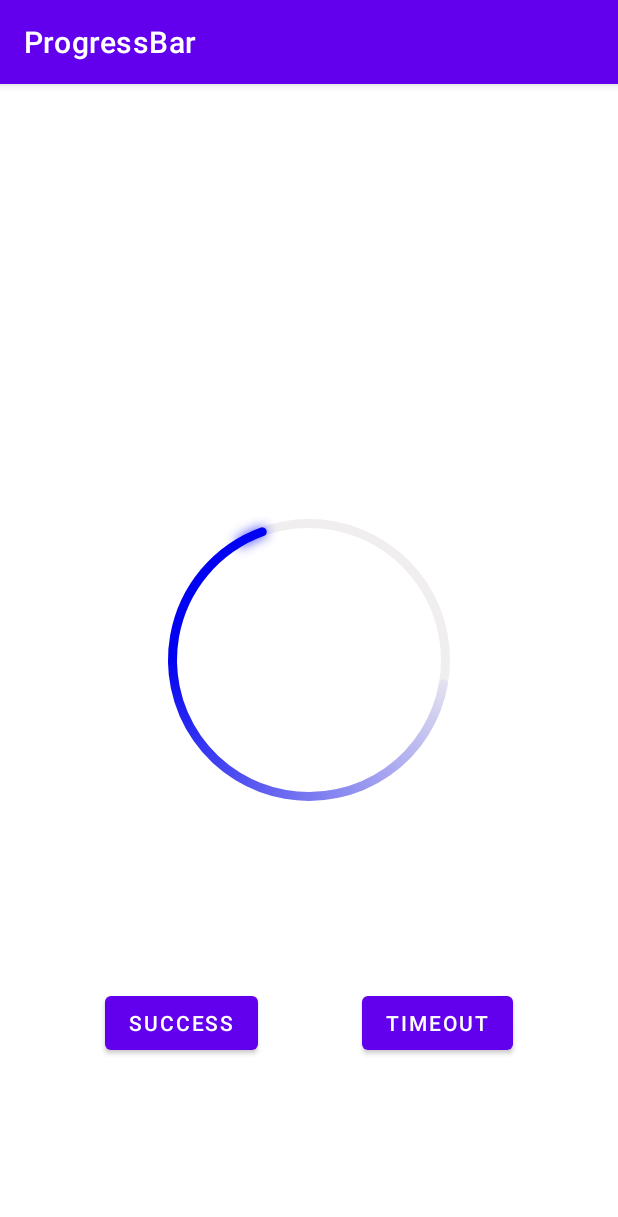
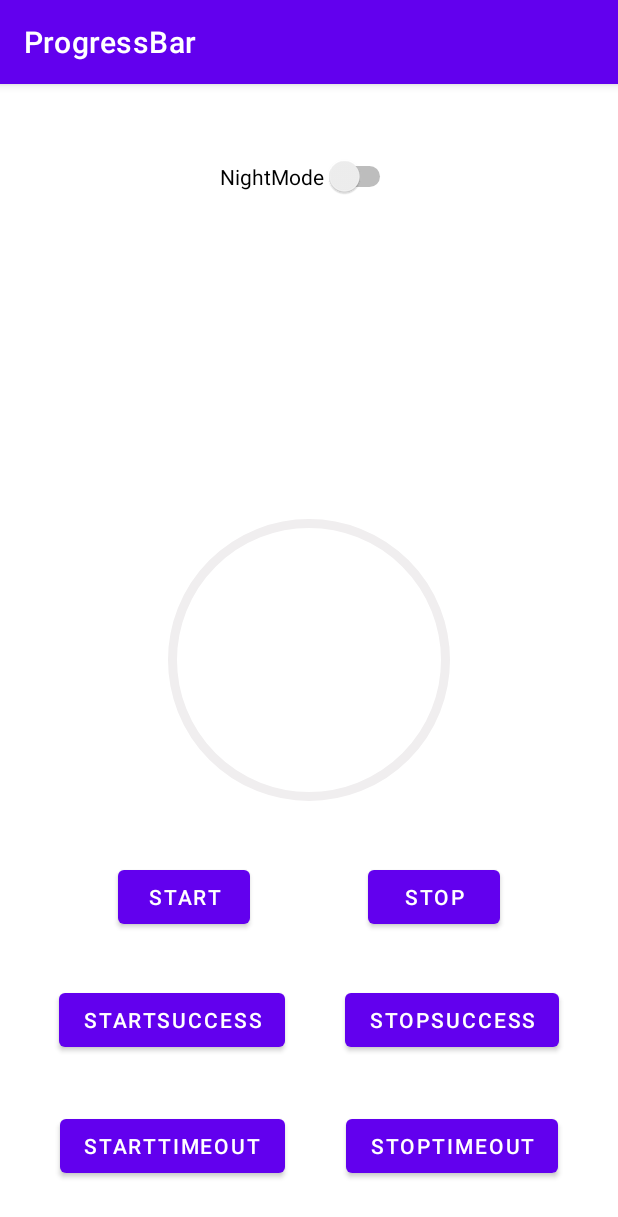
Before and after one commit to leptodon/ProgressBar, an Android app: the screen it shows after launch (MainActivity), on a phone screen of 412 x 824 dp. Shown: the top 1217 px of the screen. Run offline under Robolectric (Android 15) with nearby library versions, the phone set to English and light mode, and no system bars.

Commit message:
add nightMode and all state case

```diff
--- a/app/src/main/java/ru/cactus/progressbar/MainActivity.kt
+++ b/app/src/main/java/ru/cactus/progressbar/MainActivity.kt
@@ -2,7 +2,10 @@ package ru.cactus.progressbar
 
 import androidx.appcompat.app.AppCompatActivity
 import android.os.Bundle
+import android.util.Log
 import android.widget.Button
+import android.widget.Switch
+import androidx.appcompat.app.AppCompatDelegate
 import ru.cactus.progressbar.animation.CustomProgressBar
 import ru.cactus.progressbar.animation.EngineState
 
@@ -12,19 +15,47 @@ class MainActivity : AppCompatActivity() {
         setContentView(R.layout.activity_main)
 
         val cpb: CustomProgressBar = findViewById(R.id.bar)
-
-        cpb.handlerState(EngineState.START) // Передаю state на запуск анимации
-
-        val btn = findViewById<Button>(R.id.button)
-        btn.text = getString(R.string.success)
-        btn.setOnClickListener{
-            cpb.handlerState(EngineState.START_SUCCESS) // Передаю state на изменение цвета
+        val switch = findViewById<Switch>(R.id.switch1) as Switch
+        switch.setOnClickListener{
+            if (switch.isChecked) {
+                switch.text = "DayMode"
+                delegate.localNightMode = AppCompatDelegate.MODE_NIGHT_YES
+                Log.d("Switcher", "Swich ON")
+            } else {
+                switch.text = "NightMode"
+                delegate.localNightMode = AppCompatDelegate.MODE_NIGHT_NO
+                Log.d("Switcher", "Swich OFF")
+            }
         }
 
-        val btn2 = findViewById<Button>(R.id.button2)
-        btn2.text = getString(R.string.timeout)
-        btn2.setOnClickListener{
-            cpb.handlerState(EngineState.START_TIMEOUT) // Передаю state на остановку анимации
+        val btnStart = findViewById<Button>(R.id.start)
+        btnStart.setOnClickListener{
+            cpb.handlerState(EngineState.START) // Передаю state на изменение цвета
+        }
+
+        val btnStartSuccess = findViewById<Button>(R.id.startSuccess)
+        btnStartSuccess.setOnClickListener{
+            cpb.handlerState(EngineState.START_SUCCESS) // Передаю state на остановку анимации
+        }
+
+        val btnStartTimeout = findViewById<Button>(R.id.startTimeout)
+        btnStartTimeout.setOnClickListener{
+            cpb.handlerState(EngineState.START_TIMEOUT) // Передаю state на изменение цвета
+        }
+
+        val btnStop = findViewById<Button>(R.id.stop)
+        btnStop.setOnClickListener{
+            cpb.handlerState(EngineState.STOP) // Передаю state на остановку анимации
+        }
+
+        val btnStopSuccess = findViewById<Button>(R.id.stopSuccess)
+        btnStopSuccess.setOnClickListener{
+            cpb.handlerState(EngineState.STOP_SUCCESS) // Передаю state на остановку анимации
+        }
+
+        val btnStopTimeout = findViewById<Button>(R.id.stopTimeout)
+        btnStopTimeout.setOnClickListener{
+            cpb.handlerState(EngineState.STOP_TIMEOUT) // Передаю state на остановку анимации
         }
     }
 }
--- a/app/src/main/java/ru/cactus/progressbar/animation/CustomProgressBar.kt
+++ b/app/src/main/java/ru/cactus/progressbar/animation/CustomProgressBar.kt
@@ -1,6 +1,8 @@
 package ru.cactus.progressbar.animation
 
-import android.animation.*
+import android.animation.AnimatorSet
+import android.animation.ObjectAnimator
+import android.animation.ValueAnimator
 import android.content.Context
 import android.graphics.*
 import android.util.AttributeSet
@@ -27,20 +29,20 @@ class CustomProgressBar @JvmOverloads constructor(
     private var mPaintGlow: Paint = Paint()
     private var mRect: RectF
     private lateinit var mBodyGradient: SweepGradient
-    private lateinit var mBodyGradientFromToColors: IntArray
-    private lateinit var mGradientFromToPositions: FloatArray
-    private var currentAngle by Delegates.notNull<Float>()
+    private var mBodyGradientFromToColors: IntArray
+    private var mGradientFromToPositions: FloatArray
+    private var currentAngle: Float = 0.0f
     private lateinit var animatorSet: AnimatorSet
+    private var drawState: DrawState = DrawState.BACKGROUND
+
 
     private var currentColor by Delegates.notNull<Int>()
 
-    private val backgroundColor: Int =
-        ResourcesCompat.getColor(resources, R.color.background_color, null)
-    private val blueColor: Int = ResourcesCompat.getColor(resources, R.color.blue, null)
-    private val orangeColor: Int = ResourcesCompat.getColor(resources, R.color.orange, null)
+    private val greyColor: Int = ResourcesCompat.getColor(resources, R.color.grey, null)
+    private val baseColor: Int = ResourcesCompat.getColor(resources, R.color.blue, null)
+    private val altColor: Int = ResourcesCompat.getColor(resources, R.color.orange, null)
 
-    private var drawState: Int = 0
-
+    private lateinit var currentState:EngineState
 
     companion object {
         private const val BODY_STROKE_WIDTH: Int = 6
@@ -58,8 +60,6 @@ class CustomProgressBar @JvmOverloads constructor(
         setLayerType(LAYER_TYPE_SOFTWARE, null)
         val displayMetrics: DisplayMetrics = resources.displayMetrics
 
-        currentAngle = 10f
-
         mBodyStrokeWidthPx = TypedValue.applyDimension(
             TypedValue.COMPLEX_UNIT_DIP,
             BODY_STROKE_WIDTH.toFloat(),
@@ -76,18 +76,59 @@ class CustomProgressBar @JvmOverloads constructor(
             displayMetrics
         )
 
+        mPaintBackground.color = greyColor
+        mPaintBackground.strokeWidth = mBodyStrokeWidthPx
+        mPaintBackground.style = Paint.Style.STROKE
+
+        currentColor = baseColor
+
         mRect = RectF()
-        drawPaint(backgroundColor, blueColor)
+
+        mPaintBody.isAntiAlias = true
+        mPaintBody.color = baseColor
+        mPaintBody.strokeWidth = mBodyStrokeWidthPx
+        mPaintBody.style = Paint.Style.STROKE
+        mPaintBody.strokeJoin = Paint.Join.ROUND
+        mPaintBody.strokeCap = Paint.Cap.ROUND
+
+        mPaintGlow.set(mPaintBody)
+        mPaintGlow.color = baseColor
+        mPaintGlow.strokeWidth = mGlowStrokeWidthPx
+        mPaintGlow.alpha = 200
+        mPaintGlow.maskFilter = BlurMaskFilter(mBodyStrokeWidthPx, BlurMaskFilter.Blur.OUTER)
+
+        mBodyGradientFromToColors = intArrayOf(Color.TRANSPARENT, baseColor)
+        mGradientFromToPositions = floatArrayOf(0F, NORMALIZED_GRADIENT_LENGTH)
+
+        animatorSet = AnimatorSet()
     }
 
     fun handlerState(state: EngineState) {
         when (state) {
-            EngineState.START -> cleanStart()
-            EngineState.START_SUCCESS -> changeColor()
-            EngineState.START_TIMEOUT -> changeColorAndStop()
-            EngineState.STOP -> TODO()
-            EngineState.STOP_SUCCESS -> TODO()
-            EngineState.STOP_TIMEOUT -> TODO()
+            EngineState.START -> {
+                currentState = EngineState.START
+                playStartAction()
+            }
+            EngineState.START_SUCCESS -> {
+                currentState = EngineState.START_SUCCESS
+                playStartSuccessAction()
+            }
+            EngineState.START_TIMEOUT -> {
+                currentState = EngineState.START_TIMEOUT
+                playStartTimeoutAction()
+            }
+            EngineState.STOP -> {
+                currentState = EngineState.STOP
+                playStopAction()
+            }
+            EngineState.STOP_SUCCESS -> {
+                currentState = EngineState.STOP_SUCCESS
+                playStopSuccessAction()
+            }
+            EngineState.STOP_TIMEOUT -> {
+                currentState = EngineState.STOP_TIMEOUT
+                playStopTimeoutAction()
+            }
         }
     }
 
@@ -96,12 +137,18 @@ class CustomProgressBar @JvmOverloads constructor(
             kotlin.run {
                 for (i in 30..BODY_LENGTH.toInt()) {
                     currentAngle = i.toFloat()
+                    Log.d("TAG", "GROW_TAIL_COUNTER")
                     try {
                         Thread.sleep(16)
                     } catch (e: Exception) {
                         e.printStackTrace()
                     }
                 }
+                when (currentState) {
+                    EngineState.START ->  changeColorTo(altColor)
+                    EngineState.STOP -> changeColorTo(baseColor)
+                }
+
             }
         }).start()
     }
@@ -114,17 +161,18 @@ class CustomProgressBar @JvmOverloads constructor(
         mRect.set(left, top, right, bottom)
         canvas?.rotate(rotation, (width / 2).toFloat(), (height / 2).toFloat())
         when (drawState) {
-            0 -> {
+            DrawState.ACTION -> {
                 canvas?.drawArc(mRect, 0f, 360f, false, mPaintBackground)
                 canvas?.drawArc(mRect, 10f, currentAngle, false, mPaintBody)
                 canvas?.drawArc(mRect, currentAngle + 10f, -10f, false, mPaintGlow)
             }
-            1 -> {
+            DrawState.BACKGROUND -> {
                 canvas?.drawArc(mRect, 0f, 360f, false, mPaintBackground)
             }
         }
         postInvalidateOnAnimation()
     }
+
 
     override fun onSizeChanged(w: Int, h: Int, oldw: Int, oldh: Int) {
         super.onSizeChanged(w, h, oldw, oldh)
@@ -133,7 +181,6 @@ class CustomProgressBar @JvmOverloads constructor(
         mBodyGradient =
             SweepGradient(centerX, centerY, mBodyGradientFromToColors, mGradientFromToPositions)
         mPaintBody.shader = mBodyGradient
-//        mPaintGlow.shader = mBodyGradient
     }
 
 
@@ -160,85 +207,77 @@ class CustomProgressBar @JvmOverloads constructor(
         return growAnimator
     }
 
-    private fun cleanStart() {
-        animatorSet = AnimatorSet()
-        animatorSet.play(createGrowTailAnimator())
-            .after(createChangeColorAnimator()).after(createRotationAnimator())
-//        animatorSet.playTogether(createGrowTailAnimator(), createRotationAnimator())
-        animatorSet.duration = 4000
+    private fun playStartAction() {
+        Log.d("currentAngle", "current angle = " + currentAngle)
+        if (!animatorSet.isRunning) {
+            if (currentColor != baseColor) {
+                changeColorTo(baseColor)
+            }
+            drawState = DrawState.ACTION
+            mPaintBackground.color = greyColor
+            animatorSet.playTogether(createGrowTailAnimator(), createRotationAnimator())
             animatorSet.start()
             growTail()
         }
+    }
 
-    private fun createChangeColorAnimator(): ValueAnimator {
-        val transitionColor: ValueAnimator = ValueAnimator.ofInt(
-            blueColor,
-            orangeColor
-        )
-        transitionColor.setEvaluator(ArgbEvaluator())
-        transitionColor.duration = 5
-        transitionColor.addUpdateListener {
-            ValueAnimator.AnimatorUpdateListener { animation ->
-                val newcolor: Int = animation.animatedValue as Int
-                drawPaint(backgroundColor, newcolor)
+    private fun playStopAction() {
+        if (!animatorSet.isRunning) {
+            if (currentColor != altColor) {
+                changeColorTo(altColor)
+            }
+            drawState = DrawState.ACTION
+            mPaintBackground.color = greyColor
+            animatorSet.playTogether(createGrowTailAnimator(), createRotationAnimator())
+            animatorSet.start()
+            growTail()
         }
     }
-        return transitionColor
+
+    private fun playStartSuccessAction() {
+        mPaintBackground.color = altColor
+        drawState = DrawState.BACKGROUND
+        animatorSet.cancel()
+        animatorSet.removeAllListeners()
     }
 
-    private fun drawPaint(colorBack: Int, colorCircle: Int) {
-
-        mPaintBackground.color = colorBack
-        mPaintBackground.strokeWidth = mBodyStrokeWidthPx
-        mPaintBackground.style = Paint.Style.STROKE
-
-//        mPaintOrangeBackground.color = orangeColor
-//        mPaintOrangeBackground.strokeWidth = mBodyStrokeWidthPx
-//        mPaintOrangeBackground.style = Paint.Style.STROKE
-
-
-        mPaintBody.isAntiAlias = true
-        mPaintBody.color = colorCircle
-        mPaintBody.strokeWidth = mBodyStrokeWidthPx
-        mPaintBody.style = Paint.Style.STROKE
-        mPaintBody.strokeJoin = Paint.Join.ROUND
-        mPaintBody.strokeCap = Paint.Cap.ROUND
-
-        mPaintGlow.set(mPaintBody)
-        mPaintGlow.color = colorCircle
-        mPaintGlow.strokeWidth = mGlowStrokeWidthPx
-        mPaintGlow.alpha = 200
-        mPaintGlow.maskFilter = BlurMaskFilter(mBodyStrokeWidthPx, BlurMaskFilter.Blur.OUTER)
-
-        mBodyGradientFromToColors = intArrayOf(Color.TRANSPARENT, colorCircle)
-        mGradientFromToPositions = floatArrayOf(0F, NORMALIZED_GRADIENT_LENGTH)
-
-        invalidate()
+    private fun playStopSuccessAction() {
+        mPaintBackground.color = baseColor
+        drawState = DrawState.BACKGROUND
+        animatorSet.cancel()
+        animatorSet.removeAllListeners()
     }
 
-    private fun changeColor() {
-        createChangeColorAnimator().start()
-//        mPaintBody.color = orangeColor
-//        mPaintGlow.color = orangeColor
-////        val fadeColor: ObjectAnimator = ObjectAnimator.ofObject(mPaintBody, "color", ArgbEvaluator(), currentColor ) as ObjectAnimator
-////        fadeColor.duration = 5
-////        fadeColor.interpolator = LinearInterpolator()
-////        fadeColor.addUpdateListener { ValueAnimator.AnimatorUpdateListener {
-////            animation -> currentColor = animation.animatedValue as Int
-////            Log.d("TAG", animation.animatedValue.toString())
-////            invalidate()
-////        } }
-////        fadeColor.start()
-////        currentColor = orangeColor
-//        mBodyGradientFromToColors = intArrayOf(Color.TRANSPARENT, orangeColor)
-//        onSizeChanged(width, height, width, height)
+    private fun playStartTimeoutAction() {
+        mPaintBackground.color = baseColor
+        drawState = DrawState.BACKGROUND
+        animatorSet.cancel()
+        animatorSet.removeAllListeners()
     }
 
-    private fun changeColorAndStop() {
-        createChangeColorAnimator().start()
-//        mPaintBackground.color = orangeColor
-//        drawState = 1
-//        invalidate()
+    private fun playStopTimeoutAction() {
+        mPaintBackground.color = altColor
+        drawState = DrawState.BACKGROUND
+        animatorSet.cancel()
+        animatorSet.removeAllListeners()
+    }
+
+    private fun changeColorTo(color: Int) {
+        when (color) {
+            baseColor -> {
+                currentColor = baseColor
+                mPaintBody.color = baseColor
+                mPaintGlow.color = baseColor
+                mBodyGradientFromToColors = intArrayOf(Color.TRANSPARENT, baseColor)
+            }
+            altColor -> {
+                currentColor = altColor
+                mPaintBody.color = altColor
+                mPaintGlow.color = altColor
+                mBodyGradientFromToColors = intArrayOf(Color.TRANSPARENT, altColor)
+            }
+        }
+        onSizeChanged(width, height, width, height)
     }
 }
 
@@ -250,3 +289,8 @@ enum class EngineState {
     STOP_SUCCESS,
     STOP_TIMEOUT
 }
+
+enum class DrawState {
+    BACKGROUND,
+    ACTION
+}
--- a/app/src/main/res/layout/activity_main.xml
+++ b/app/src/main/res/layout/activity_main.xml
@@ -16,25 +16,81 @@
         app:layout_constraintTop_toTopOf="parent" />
 
     <Button
-        android:id="@+id/button"
+        android:id="@+id/start"
         android:layout_width="wrap_content"
         android:layout_height="wrap_content"
-        android:text="Button"
-        app:layout_constraintBottom_toBottomOf="parent"
-        app:layout_constraintEnd_toStartOf="@+id/button2"
+        android:text="start"
+        app:layout_constraintBottom_toTopOf="@+id/startSuccess"
+        app:layout_constraintEnd_toStartOf="@+id/stop"
         app:layout_constraintHorizontal_bias="0.5"
         app:layout_constraintStart_toStartOf="parent"
         app:layout_constraintTop_toBottomOf="@+id/bar" />
 
     <Button
-        android:id="@+id/button2"
+        android:id="@+id/startSuccess"
         android:layout_width="wrap_content"
         android:layout_height="wrap_content"
-        android:text="Button"
-        app:layout_constraintBottom_toBottomOf="@+id/button"
+        android:layout_marginBottom="36dp"
+        android:text="startSuccess"
+        app:layout_constraintBottom_toTopOf="@+id/startTimeout"
+        app:layout_constraintEnd_toStartOf="@+id/stopSuccess"
+        app:layout_constraintHorizontal_bias="0.5"
+        app:layout_constraintStart_toStartOf="parent" />
+
+    <Button
+        android:id="@+id/startTimeout"
+        android:layout_width="wrap_content"
+        android:layout_height="wrap_content"
+        android:layout_marginBottom="36dp"
+        android:text="startTimeout"
+        app:layout_constraintBottom_toBottomOf="parent"
+        app:layout_constraintEnd_toStartOf="@+id/stopTimeout"
+        app:layout_constraintHorizontal_bias="0.5"
+        app:layout_constraintStart_toStartOf="parent" />
+
+    <Button
+        android:id="@+id/stop"
+        android:layout_width="wrap_content"
+        android:layout_height="wrap_content"
+        android:text="stop"
+        app:layout_constraintBottom_toTopOf="@+id/stopSuccess"
         app:layout_constraintEnd_toEndOf="parent"
         app:layout_constraintHorizontal_bias="0.5"
-        app:layout_constraintStart_toEndOf="@+id/button"
-        app:layout_constraintTop_toTopOf="@+id/button" />
+        app:layout_constraintStart_toEndOf="@+id/start"
+        app:layout_constraintTop_toBottomOf="@+id/bar" />
+
+    <Button
+        android:id="@+id/stopSuccess"
+        android:layout_width="wrap_content"
+        android:layout_height="wrap_content"
+        android:layout_marginBottom="36dp"
+        android:text="stopSuccess"
+        app:layout_constraintBottom_toTopOf="@+id/stopTimeout"
+        app:layout_constraintEnd_toEndOf="parent"
+        app:layout_constraintHorizontal_bias="0.5"
+        app:layout_constraintStart_toEndOf="@+id/startSuccess" />
+
+    <Button
+        android:id="@+id/stopTimeout"
+        android:layout_width="wrap_content"
+        android:layout_height="wrap_content"
+        android:layout_marginBottom="36dp"
+        android:text="stopTimeout"
+        app:layout_constraintBottom_toBottomOf="parent"
+        app:layout_constraintEnd_toEndOf="parent"
+        app:layout_constraintHorizontal_bias="0.5"
+        app:layout_constraintStart_toEndOf="@+id/startTimeout" />
+
+    <Switch
+        android:id="@+id/switch1"
+        android:layout_width="wrap_content"
+        android:layout_height="wrap_content"
+        android:text="NightMode"
+        app:layout_constraintBottom_toTopOf="@+id/bar"
+        app:layout_constraintEnd_toEndOf="parent"
+        app:layout_constraintHorizontal_bias="0.498"
+        app:layout_constraintStart_toStartOf="parent"
+        app:layout_constraintTop_toTopOf="parent"
+        app:layout_constraintVertical_bias="0.188" />
 
 </androidx.constraintlayout.widget.ConstraintLayout>
--- a/app/src/main/res/values/colors.xml
+++ b/app/src/main/res/values/colors.xml
@@ -10,6 +10,5 @@
 
     <color name="blue">#0202F2</color>
     <color name="orange">#F18733</color>
-    <color name="blue_glow">#0202F2</color>
-    <color name="background_color">#F0EEEF</color>
+    <color name="grey">#F0EEEF</color>
 </resources>
```
Lines whose indentation alone changed are shown as unchanged.
